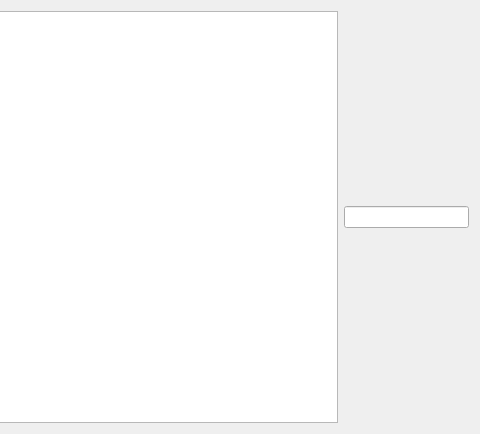
Above: src/patient-client/src/patientmessage.ui from bit-cs-practicing/MedicalIntelligence before the change; both pictures show x 331 to 811 and y 0 to 434 of the 811 by 434 pixel window. Below: the same form after it.
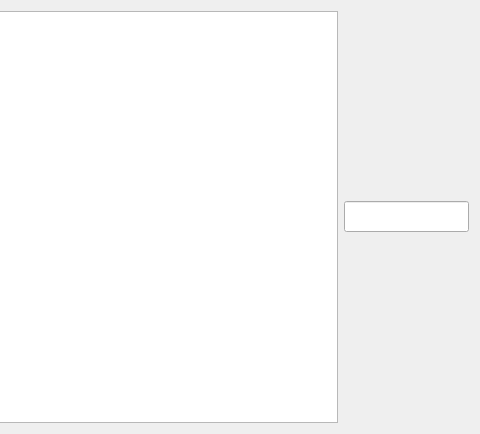
That is the form after the change.

The edit to the form file:
```diff
--- a/src/patient-client/src/patientmessage.ui
+++ b/src/patient-client/src/patientmessage.ui
@@ -35,13 +35,13 @@
      <property name="minimumSize">
       <size>
        <width>125</width>
-       <height>0</height>
+       <height>31</height>
       </size>
      </property>
      <property name="maximumSize">
       <size>
        <width>125</width>
-       <height>16777215</height>
+       <height>31</height>
       </size>
      </property>
     </widget>
```
